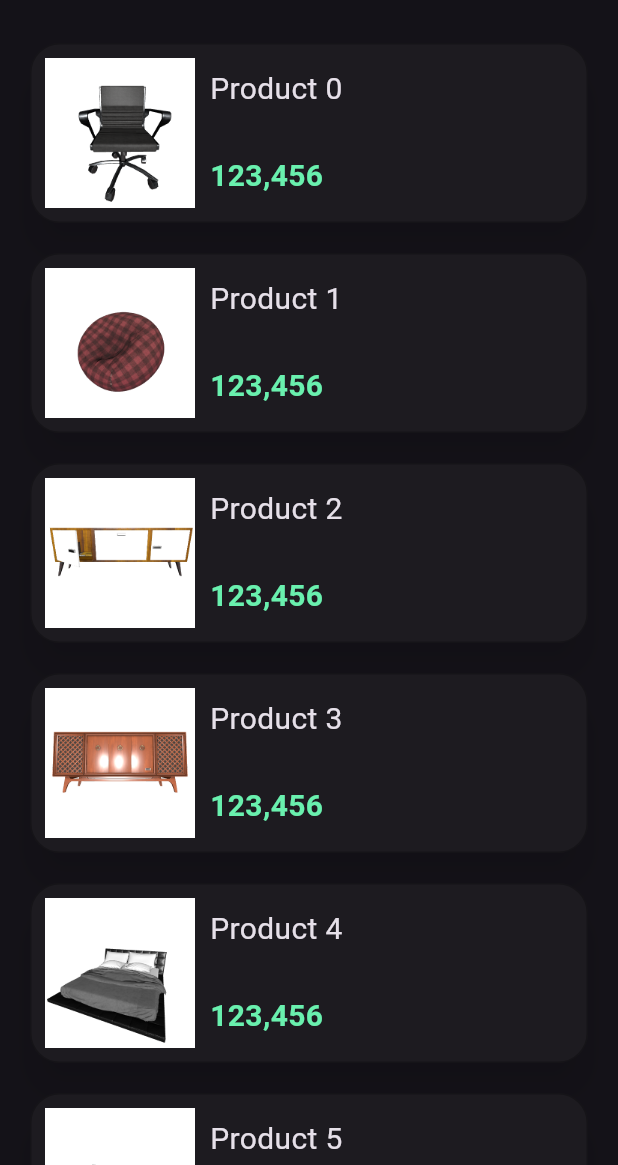
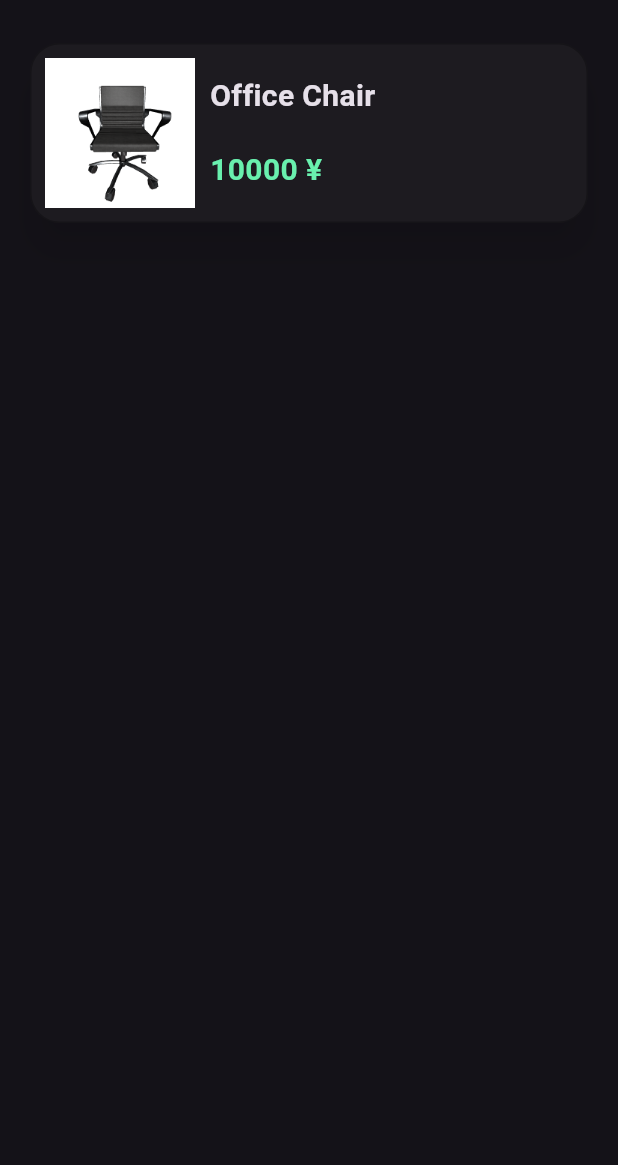
Before and after one commit to duybaohuynhtan/AR_Furniture, a Flutter app: the screen it shows after launch, after a tap on "Buy Now!", on a phone screen of 412 x 824 dp, the part 71-1236 px from its top. Run offline on Flutter 3.47's test engine with Material 3 defaults, Android fonts, the phone set to English and light mode, and no system bars; our stand-ins replace concentric_transition, csv; missing offline and left inert: babylonjs_viewer, model_viewer_plus.

Commit message:
UI-UX (beta, fix product display (add csv data))

```diff
--- /dev/null
+++ b/assets/product_data.csv
@@ -0,0 +1,10 @@
+Office Chair,10000,assets/products/1.png,assets/models/1.glb,Chair
+Bean Bag,7000,assets/products/2.png,assets/models/2.glb,Chair
+TV Shelf,12000,assets/products/3.png,assets/models/3.glb,Shelf
+Zenith Console,20000,assets/products/4.png,assets/models/4.glb,Shelf
+Poliform Bed,100000,assets/products/5.png,assets/models/5.glb,Bed
+Low-Poly Sofa,40000,assets/products/6.png,assets/models/6.glb,Sofa
+Terminal Sofa,90000,assets/products/7.png,assets/models/7.glb,Sofa
+Office Desk,20000,assets/products/8.png,assets/models/8.glb,Desk
+Book Shelf,15000,assets/products/9.png,assets/models/9.glb,Shelf
+Ceiling Lamp,6000,assets/products/10.png,assets/models/10.glb,Lamp
--- a/lib/main.dart
+++ b/lib/main.dart
@@ -1,11 +1,27 @@
 import 'package:ar_furniture_app/onboarding_page.dart';
-import 'package:ar_furniture_app/page.dart';
+import 'package:csv/csv.dart';
+import 'package:flutter/foundation.dart';
 import 'package:flutter/material.dart';
+import 'package:flutter/services.dart';
 
-void main() {
+void main() async {
   WidgetsFlutterBinding.ensureInitialized();
-  runApp(const MaterialApp(
+  String csvData = await rootBundle.loadString(
+    "assets/product_data.csv",
+  );
+  List<List<dynamic>> productList = const CsvToListConverter().convert(csvData);
+  if (kDebugMode) {
+    print(productList);
+    print(productList[0][0]);
+    print('Type of myVariable: ${productList[1][1].runtimeType}');
+  }
+  //print('Type of myVariable: ${productList[1][2].runtimeType}');
+  // List<String> stringList = csvList.map((row) => row.join(', ')).toList();
+  // stringList.forEach((str) {
+  //   print(str);
+  // });
+  runApp(MaterialApp(
     debugShowCheckedModeBanner: false,
-    home: ConcentricAnimationOnboarding(),
+    home: ConcentricAnimationOnboarding(productList: productList),
   ));
 }
--- a/lib/onboarding_page.dart
+++ b/lib/onboarding_page.dart
@@ -24,7 +24,9 @@ final pages = [
 ];
 
 class ConcentricAnimationOnboarding extends StatelessWidget {
-  const ConcentricAnimationOnboarding({Key? key}) : super(key: key);
+  final List<List<dynamic>> productList;
+  const ConcentricAnimationOnboarding({Key? key, required this.productList})
+      : super(key: key);
 
   @override
   Widget build(BuildContext context) {
@@ -50,7 +52,7 @@ class ConcentricAnimationOnboarding extends StatelessWidget {
         itemBuilder: (index) {
           final page = pages[index % pages.length];
           return SafeArea(
-            child: _Page(page: page),
+            child: _Page(page: page, productList: productList),
           );
         },
       ),
@@ -74,8 +76,10 @@ class PageData {
 
 class _Page extends StatelessWidget {
   final PageData page;
+  final List<List<dynamic>> productList;
 
-  const _Page({Key? key, required this.page}) : super(key: key);
+  const _Page({Key? key, required this.page, required this.productList})
+      : super(key: key);
 
   @override
   Widget build(BuildContext context) {
@@ -117,8 +121,10 @@ class _Page extends StatelessWidget {
             shadowColor: Colors.black.withOpacity(1),
           ),
           onPressed: () {
-            Navigator.pushReplacement(context,
-                MaterialPageRoute(builder: (context) => const FirstPage()));
+            Navigator.pushReplacement(
+                context,
+                MaterialPageRoute(
+                    builder: (context) => FirstPage(productList: productList)));
           },
           child: Text(
             "Buy Now!",
--- a/lib/page.dart
+++ b/lib/page.dart
@@ -3,7 +3,8 @@ import 'package:model_viewer_plus/model_viewer_plus.dart';
 import 'package:babylonjs_viewer/babylonjs_viewer.dart';
 
 class FirstPage extends StatelessWidget {
-  const FirstPage({Key? key}) : super(key: key);
+  final List<List<dynamic>> productList;
+  const FirstPage({Key? key, required this.productList}) : super(key: key);
 
   @override
   Widget build(BuildContext context) {
@@ -27,7 +28,7 @@ class FirstPage extends StatelessWidget {
                 Padding(
                   padding: const EdgeInsets.all(10.0),
                   child: ListView.builder(
-                    itemCount: _images.length,
+                    itemCount: productList.length,
                     physics: const ScrollPhysics(),
                     shrinkWrap: true,
                     scrollDirection: Axis.vertical,
@@ -35,8 +36,8 @@ class FirstPage extends StatelessWidget {
                       return InkWell(
                         onTap: () {
                           Navigator.of(context).push(MaterialPageRoute(
-                              builder: (context) =>
-                                  SecondPage(heroTag: index)));
+                              builder: (context) => SecondPage(
+                                  heroTag: index, productList: productList)));
                         },
                         child: Card(
                           elevation: 10,
@@ -57,7 +58,7 @@ class FirstPage extends StatelessWidget {
                                   width: 100,
                                   color: Colors.white,
                                   child: Image.asset(
-                                    _images[index],
+                                    productList[index][2],
                                     fit: BoxFit.cover,
                                   ),
                                 ),
@@ -69,12 +70,17 @@ class FirstPage extends StatelessWidget {
                                   crossAxisAlignment: CrossAxisAlignment.start,
                                   children: [
                                     Text(
-                                      'Product $index \n',
-                                      style: const TextStyle(fontSize: 20),
+                                      productList[index][0],
+                                      style: const TextStyle(
+                                          fontSize: 20,
+                                          fontWeight: FontWeight.bold),
                                     ),
-                                    const Text(
-                                      '123,456 \t',
-                                      style: TextStyle(
+                                    const SizedBox(
+                                      height: 20,
+                                    ),
+                                    Text(
+                                      '${productList[index][1]} ¥',
+                                      style: const TextStyle(
                                           fontSize: 20,
                                           fontWeight: FontWeight.bold,
                                           color: Colors.greenAccent),
@@ -98,7 +104,10 @@ class FirstPage extends StatelessWidget {
 
 class SecondPage extends StatelessWidget {
   final int heroTag;
-  const SecondPage({super.key, required this.heroTag});
+  final List<List<dynamic>> productList;
+
+  const SecondPage(
+      {super.key, required this.heroTag, required this.productList});
 
   @override
   Widget build(BuildContext context) {
@@ -112,8 +121,8 @@ class SecondPage extends StatelessWidget {
         children: [
           Expanded(
             child: ModelViewer(
-              backgroundColor: Color.fromARGB(0xFF, 0xEE, 0xEE, 0xEE),
-              src: _model[heroTag],
+              backgroundColor: const Color.fromARGB(0xFF, 0xEE, 0xEE, 0xEE),
+              src: productList[heroTag][3],
               ar: true,
               arPlacement: ArPlacement.floor,
               autoRotate: true,
@@ -181,27 +190,27 @@ class SecondPage extends StatelessWidget {
   }
 }
 
-final List<String> _images = [
-  'assets/products/1.png',
-  'assets/products/2.png',
-  'assets/products/3.png',
-  'assets/products/4.png',
-  'assets/products/5.png',
-  'assets/products/6.png',
-  'assets/products/7.png',
-  'assets/products/8.png',
-  'assets/products/9.png',
-  'assets/products/10.png'
-];
-final List<String> _model = [
-  'assets/models/1.glb',
-  'assets/models/2.glb',
-  'assets/models/3.glb',
-  'assets/models/4.glb',
-  'assets/models/5.glb',
-  'assets/models/6.glb',
-  'assets/models/7.glb',
-  'assets/models/8.glb',
-  'assets/models/9.glb',
-  'assets/models/10.glb'
-];
+// final List<String> _images = [
+//   'assets/products/1.png',
+//   'assets/products/2.png',
+//   'assets/products/3.png',
+//   'assets/products/4.png',
+//   'assets/products/5.png',
+//   'assets/products/6.png',
+//   'assets/products/7.png',
+//   'assets/products/8.png',
+//   'assets/products/9.png',
+//   'assets/products/10.png'
+// ];
+// final List<String> _model = [
+//   'assets/models/1.glb',
+//   'assets/models/2.glb',
+//   'assets/models/3.glb',
+//   'assets/models/4.glb',
+//   'assets/models/5.glb',
+//   'assets/models/6.glb',
+//   'assets/models/7.glb',
+//   'assets/models/8.glb',
+//   'assets/models/9.glb',
+//   'assets/models/10.glb'
+// ];
--- a/pubspec.yaml
+++ b/pubspec.yaml
@@ -12,6 +12,7 @@ dependencies:
     sdk: flutter
   model_viewer_plus: ^1.7.0
   concentric_transition: ^1.0.3
+  csv: ^5.1.1
 
 dev_dependencies:
   flutter_test:
@@ -23,3 +24,4 @@ flutter:
   assets:
   - assets/models/
   - assets/products/
+  - assets/
```
Also changed, not shown: lib/product_data.dart (added, +25 -0 lines), pubspec.lock.
